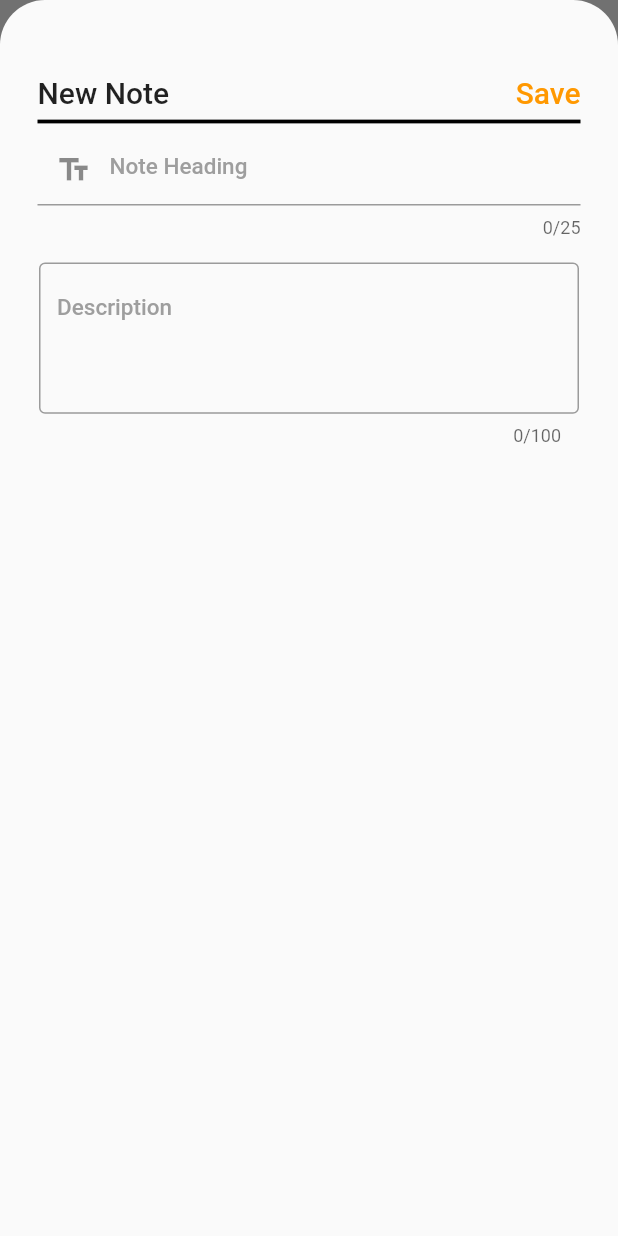
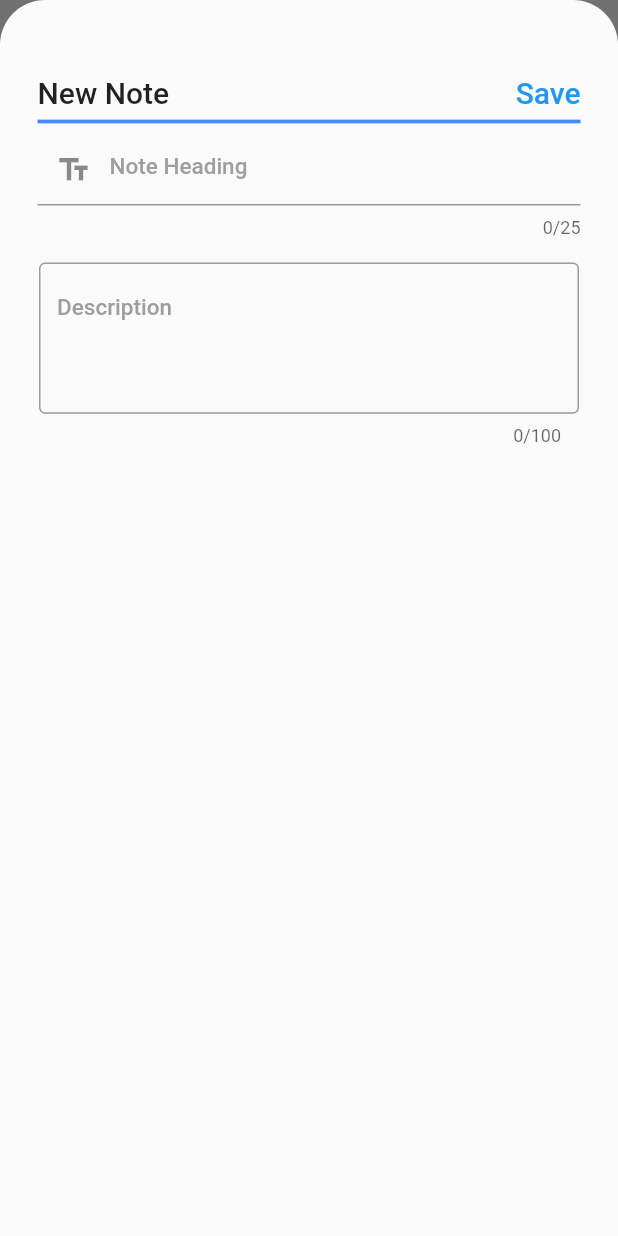
Before and after one commit to SHAHZAIB-prog/labfinal, a Flutter app: the NotesPage screen opened directly with empty values, after a tap on the "create" icon, on a phone screen of 412 x 824 dp. Run offline on Flutter 3.47's test engine with Material 2 defaults, Android fonts, the phone set to English and light mode, and no system bars; our stand-ins replace auto_size_text, firebase_auth, firebase_core, firebase_database, google_fonts; accounts and stored records are empty.

Commit message:
Create Notes With Firebase

```diff
--- a/lib/Notes.dart
+++ b/lib/Notes.dart
@@ -16,7 +16,7 @@ class NotesPage extends StatefulWidget {
 
 class _NotesPageState extends State<NotesPage> {
   var _formKey = GlobalKey<FormState>();
-  var total_notes;
+  var total_notes=0;
 
   final databaseReference = FirebaseDatabase.instance.reference();
   // total_notes=databaseReference.child("users/${widget.user.uid}/notes/")
@@ -24,10 +24,11 @@ class _NotesPageState extends State<NotesPage> {
     // print(widget.user.uid);
     var snapshot = await databaseReference.child("users/${widget.user.uid}/notes/");
     snapshot.once().then((DataSnapshot snapshot){
+      // print(snapshot.value);
       total_notes  = snapshot.value.length;
-      // if(total_notes==1){
-      //   total_notes=0;
-      // }
+      if(total_notes==0){
+        total_notes=1;
+      }
     });
     return true;
   }
@@ -57,7 +58,7 @@ class _NotesPageState extends State<NotesPage> {
       body: buildNotes(),
       floatingActionButton: FloatingActionButton(
         mini: false,
-        backgroundColor: Colors.orange,
+        backgroundColor: Colors.blueAccent,
         onPressed: () {
           _settingModalBottomSheet(context);
         },
@@ -82,10 +83,9 @@ class _NotesPageState extends State<NotesPage> {
               !snap.hasError &&
               snap.data.snapshot.value != null) {
             // print(snap.data.snapshot.value);
-            List data = snap.data.snapshot.value;
+            Map data = snap.data.snapshot.value;
             print(data);
-            print(data.length);
-            // List item = [];
+            List item = [];
 
             // data.forEach(
             //         (index, data) => item.add({"key": index, ...data}));
@@ -94,14 +94,15 @@ class _NotesPageState extends State<NotesPage> {
             return ListView.builder(
               itemCount: data.length,
               itemBuilder: (context, int index) {
-                return data[index]!=null?Padding(
+                String key = data.keys.elementAt(index);
+                return Padding(
                   padding: const EdgeInsets.only(bottom: 5.5),
                   child: new Dismissible(
                     key: UniqueKey(),
                     direction: DismissDirection.horizontal,
                     onDismissed: (direction) {
                       setState(() {
-                        databaseReference.child("users/${widget.user.uid}/notes/${index}").remove();
+                        databaseReference.child("users/${widget.user.uid}/notes/${key}").remove();
                         // deletedNoteHeading = noteHeading[index];
                         // deletedNoteDescription = noteDescription[index];
                         // noteHeading.removeAt(index);
@@ -192,9 +193,9 @@ class _NotesPageState extends State<NotesPage> {
                         ),
                       ),
                     ),
-                    child: noteList(data[index]["title"],data[index]["description"],index),
+                    child: noteList(data[key]["title"],data[key]["description"],index),
                   ),
-                ):SizedBox(height: 0,);
+                );
               },
             );
           } else
@@ -314,7 +315,7 @@ class _NotesPageState extends State<NotesPage> {
                                 setState(() {
                                   getnotes_length();
                                   print(total_notes);
-                                  databaseReference.child("users/${widget.user.uid}/notes/${total_notes}")
+                                  databaseReference.child("users/${widget.user.uid}/notes/${"id_"+total_notes.toString()}")
                                       .update({
                                     "title": noteHeadingController.text,
                                     "description":noteDescriptionController.text
@@ -334,7 +335,7 @@ class _NotesPageState extends State<NotesPage> {
                                     "Save",
                                     style: TextStyle(
                                       fontSize: 20.00,
-                                      color: Colors.orange,
+                                      color: Colors.blue,
                                       fontWeight: FontWeight.w500,
                                     ),
                                   ),
@@ -345,7 +346,7 @@ class _NotesPageState extends State<NotesPage> {
                         ],
                       ),
                       Divider(
-                        color: Colors.black,
+                        color: Colors.blueAccent,
                         thickness: 2.5,
                       ),
                       TextFormField(
@@ -424,18 +425,81 @@ Widget notesHeader() {
       crossAxisAlignment: CrossAxisAlignment.start,
       children: [
         Text(
-          "All Notes",
+          "My Notes",
           style: TextStyle(
-            color: Colors.orange,
+            color: Colors.blueAccent,
             fontSize: 25.00,
             fontWeight: FontWeight.w500,
           ),
         ),
         Divider(
-          color: Colors.black,
+          color: Colors.blueAccent,
           thickness: 2.5,
         ),
       ],
     ),
   );
 }
+
+
+//
+//
+// ListView.builder(
+// // padding: EdgeInsets.symmetric(horizontal: 50),
+// itemCount: data.length,
+// itemBuilder: (context, index) {
+// return Column(
+//
+// children:[
+// index>0?SizedBox(height: 20,):SizedBox(height: 0,),
+// Text("Semester ${index+1}",style: TextStyle(fontSize: 20,fontWeight: FontWeight.bold), ),
+// SingleChildScrollView(
+//
+// child: DataTable(
+// horizontalMargin: 5,
+// // columnSpacing: 500,
+// showBottomBorder: true,
+// dividerThickness: 1,
+// headingRowColor:
+// MaterialStateColor.resolveWith((states) => Colors.blue),
+// showCheckboxColumn: false,
+// columns: [
+// // DataColumn(label: Text(
+// //     'Code',
+// //     style: TextStyle(fontSize: 25, fontWeight: FontWeight.bold)
+// // )),
+// DataColumn(label: Text(
+// 'Name',
+// style: TextStyle(fontSize: 25, fontWeight: FontWeight.bold)
+// )),
+// DataColumn(label: Text(
+// 'Credit',
+// style: TextStyle(fontSize: 25, fontWeight: FontWeight.bold),
+// textAlign: TextAlign.center,
+// )),
+// DataColumn(
+//
+// label: Text(
+// 'Marks',
+// style: TextStyle(fontSize: 25, fontWeight: FontWeight.bold),
+// textAlign: TextAlign.center,
+// )),
+// DataColumn(
+// label: Text(
+// 'GP',
+// style: TextStyle(fontSize: 25, fontWeight: FontWeight.bold),
+// textAlign: TextAlign.center,
+// )),
+// ],
+// rows: List.generate(
+// data['Semester ${index+1}'].length-1, (index_) => _getDataRow(data['Semester ${index+1}'][index_])),
+// ),
+// scrollDirection: my_axis.Axis.horizontal,
+//
+// ),
+//
+// Text("CGPA: ${data['Semester ${index+1}'].last['CGPA']}",style: TextStyle(fontSize: 20,fontWeight: FontWeight.bold),)
+// ]
+// );
+// },
+// ),
```
